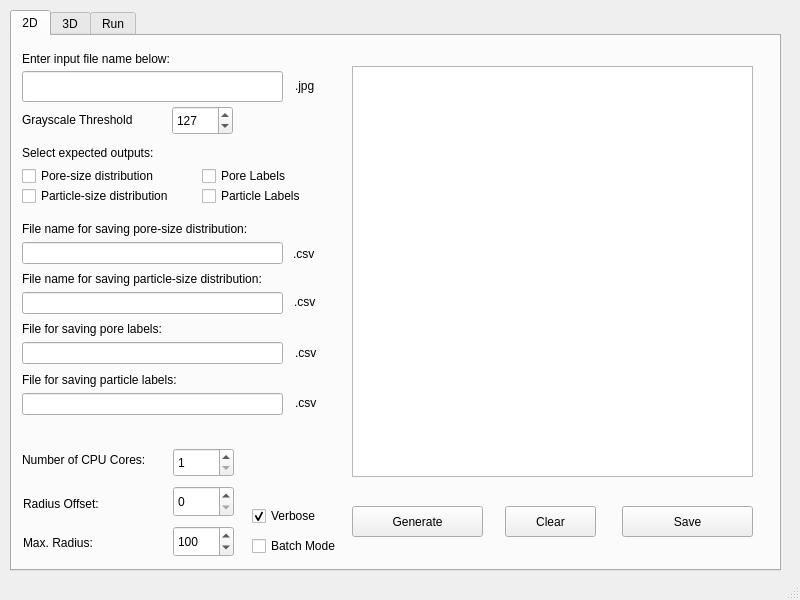
Above: GUI_src/mainwindow.ui from adama-wzr/ED_cPSD before the change. Below: the same form after it.
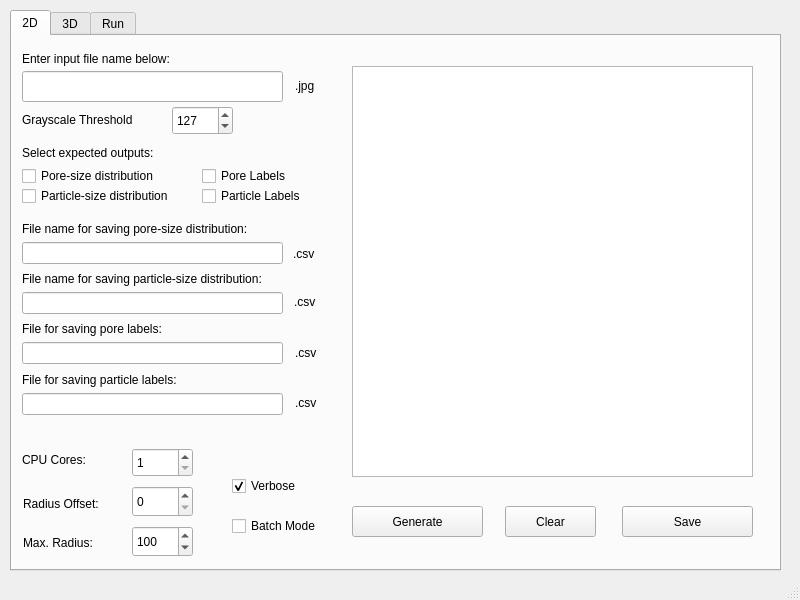
That is the form after the change. The open tabs and pages were chosen to show the change.

```diff
--- a/GUI_src/mainwindow.ui
+++ b/GUI_src/mainwindow.ui
@@ -342,13 +342,13 @@
        </rect>
       </property>
       <property name="text">
-       <string>Number of CPU Cores: </string>
+       <string>CPU Cores:</string>
       </property>
      </widget>
      <widget class="QSpinBox" name="nThreads">
       <property name="geometry">
        <rect>
-        <x>161</x>
+        <x>120</x>
         <y>412</y>
         <width>61</width>
         <height>29</height>
@@ -364,8 +364,8 @@
      <widget class="QCheckBox" name="batchMode2D">
       <property name="geometry">
        <rect>
-        <x>240</x>
-        <y>500</y>
+        <x>220</x>
+        <y>480</y>
         <width>91</width>
         <height>20</height>
        </rect>
@@ -377,8 +377,8 @@
      <widget class="QCheckBox" name="verbose2D">
       <property name="geometry">
        <rect>
-        <x>240</x>
-        <y>470</y>
+        <x>220</x>
+        <y>440</y>
         <width>81</width>
         <height>20</height>
        </rect>
@@ -428,7 +428,7 @@
      <widget class="QSpinBox" name="r_off_2D">
       <property name="geometry">
        <rect>
-        <x>161</x>
+        <x>120</x>
         <y>450</y>
         <width>61</width>
         <height>31</height>
@@ -464,7 +464,7 @@
      <widget class="QSpinBox" name="maxR_2D">
       <property name="geometry">
        <rect>
-        <x>161</x>
+        <x>120</x>
         <y>490</y>
         <width>61</width>
         <height>31</height>
```
Left out of the diff: 2 changed lines with no effect on the pictures.
